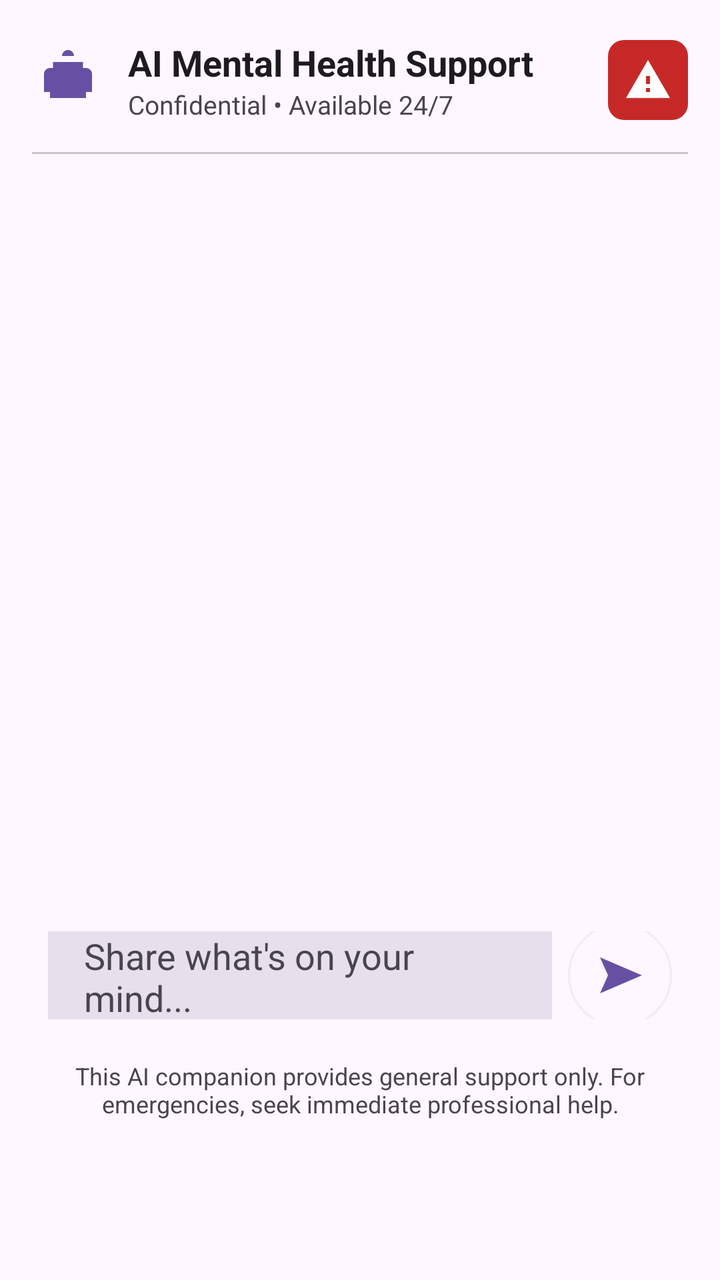
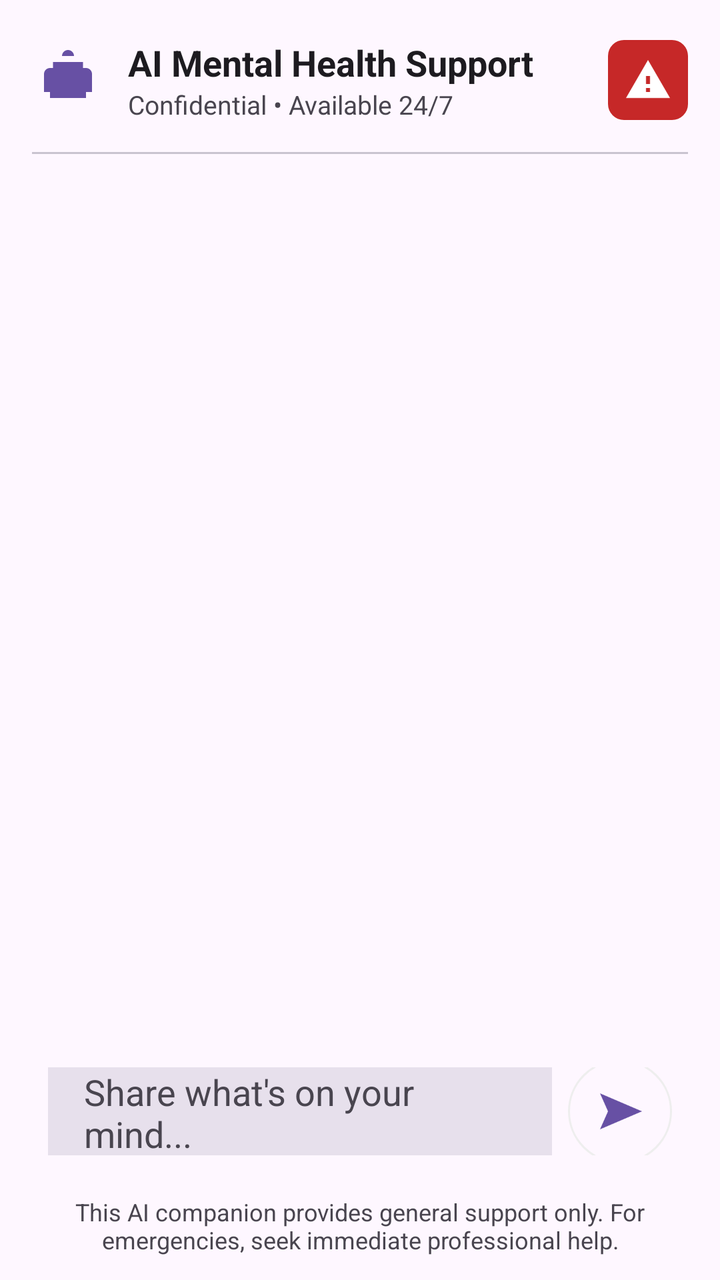

Compare the two renders of this Android layout. The source of the first and the diff that turns it into the second are given below.
<!-- AndroidManifest.xml: application theme Theme.ThodaSukoon -->
<!-- res/layout/fragment_ai_support.xml -->
<?xml version="1.0" encoding="utf-8"?>
<RelativeLayout xmlns:android="http://schemas.android.com/apk/res/android"
    xmlns:app="http://schemas.android.com/apk/res-auto"
    xmlns:tools="http://schemas.android.com/tools"
    android:layout_width="match_parent"
    android:layout_height="match_parent"
    tools:context=".AiSupport">

    <LinearLayout
        android:id="@+id/ai_root"
        android:layout_width="match_parent"
        android:layout_height="match_parent"
        android:orientation="vertical"
        android:background="?attr/colorSurface"
        android:paddingLeft="16dp"
        android:paddingRight="16dp"
        android:paddingTop="12dp"
        android:paddingBottom="80dp">

        
        <LinearLayout
            android:layout_width="match_parent"
            android:layout_height="56dp"
            android:orientation="horizontal"
            android:gravity="center_vertical">

            <ImageView
                android:layout_width="36dp"
                android:layout_height="36dp"
                android:src="@drawable/ic_bot"
                android:contentDescription="bot icon"
                app:tint="?attr/colorPrimary" />

            <LinearLayout
                android:layout_width="0dp"
                android:layout_height="wrap_content"
                android:orientation="vertical"
                android:layout_weight="1"
                android:paddingLeft="12dp">

                <TextView
                    android:id="@+id/tvTitle"
                    android:layout_width="wrap_content"
                    android:layout_height="wrap_content"
                    android:text="AI Mental Health Support"
                    android:textSize="18sp"
                    android:textStyle="bold"
                    android:textColor="?attr/colorOnSurface" />

                <TextView
                    android:id="@+id/tvSubtitle"
                    android:layout_width="wrap_content"
                    android:layout_height="wrap_content"
                    android:text="Confidential • Available 24/7"
                    android:textSize="13sp"
                    android:textColor="?attr/colorOnSurfaceVariant" />
            </LinearLayout>

            <ImageButton
                android:id="@+id/btnAlert"
                android:layout_width="40dp"
                android:layout_height="40dp"
                android:background="@drawable/alert_circle_bg"
                android:padding="8dp"
                android:src="@drawable/ic_crisis"
                android:contentDescription="alert"
                app:tint="@android:color/white" />
        </LinearLayout>

        
        <View
            android:layout_width="match_parent"
            android:layout_height="1dp"
            android:background="?attr/colorOutlineVariant"
            android:layout_marginTop="8dp"
            android:layout_marginBottom="8dp"/>

        
        <androidx.recyclerview.widget.RecyclerView
            android:id="@+id/rvMessages"
            android:layout_width="match_parent"
            android:layout_height="0dp"
            android:layout_weight="1"
            android:clipToPadding="false"
            android:paddingTop="8dp"
            android:paddingBottom="8dp" />

        
        <LinearLayout
            android:id="@+id/input_bar"
            android:layout_width="match_parent"
            android:layout_height="60dp"
            android:orientation="horizontal"
            android:gravity="center_vertical"
            android:padding="8dp"
            android:layout_marginBottom="8dp">

            <LinearLayout
                android:layout_width="0dp"
                android:layout_height="match_parent"
                android:layout_weight="1"
                android:orientation="horizontal"
                android:gravity="center_vertical"
                android:background="?attr/colorSurfaceVariant"
                android:paddingLeft="18dp"
                android:paddingRight="12dp">

                <EditText
                    android:id="@+id/etMessage"
                    android:layout_width="match_parent"
                    android:layout_height="wrap_content"
                    android:hint="Share what's on your mind..."
                    android:background="?attr/colorSurfaceVariant"
                    android:imeOptions="actionSend"
                    android:inputType="textMultiLine"
                    android:maxLines="3"
                    android:textColor="?attr/colorOnSurface"
                    android:textColorHint="?attr/colorOnSurfaceVariant"/>
            </LinearLayout>

            <ImageButton
                android:id="@+id/btnSend"
                android:layout_width="52dp"
                android:layout_height="52dp"
                android:layout_marginLeft="8dp"
                android:background="@drawable/circle_icon_bg"
                android:src="@drawable/ic_send"
                android:clickable="true"
                android:foreground="?attr/selectableItemBackground"
                android:contentDescription="send"
                app:tint="?attr/colorPrimary" />
        </LinearLayout>

        
        <TextView
            android:id="@+id/tvNote"
            android:layout_width="match_parent"
            android:layout_height="wrap_content"
            android:text="This AI companion provides general support only. For emergencies, seek immediate professional help."
            android:textSize="12sp"
            android:textColor="?attr/colorOnSurfaceVariant"
            android:gravity="center"
            android:layout_marginTop="4dp"/>
    </LinearLayout>
</RelativeLayout>
<!-- resources referenced by this layout -->
<resources>
  <!-- drawable alert_circle_bg (drawable) -->
  <shape xmlns:android="http://schemas.android.com/apk/res/android" android:shape="rectangle">
      <solid android:color="#C62828"/>
      <corners android:radius="8dp"/>
  </shape>
  <!-- drawable circle_icon_bg (drawable) -->
  <shape xmlns:android="http://schemas.android.com/apk/res/android" android:shape="oval">
      <solid android:color="?attr/colorSurface"/>
      <size android:width="52dp" android:height="52dp"/>
      <stroke android:width="1dp" android:color="#EEEEEE"/>
  </shape>
  <!-- drawable ic_bot (drawable) -->
  <vector xmlns:android="http://schemas.android.com/apk/res/android"
      android:width="24dp" android:height="24dp"
      android:viewportWidth="24" android:viewportHeight="24">
      <path android:fillColor="#000000"
          android:pathData="M12,2c-1.1,0 -2,0.9 -2,2h4c0,-1.1 -0.9,-2 -2,-2zM7,6v2H6c-1.1,0 -2,0.9 -2,2v6h2v2h12v-2h2v-6c0,-1.1 -0.9,-2 -2,-2h-1V6H7zM9,12c-0.55,0 -1,0.45 -1,1s0.45,1 1,1 1,-0.45 1,-1 -0.45,-1 -1,-1zm6,0c-0.55,0 -1,0.45 -1,1s0.45,1 1,1 1,-0.45 1,-1 -0.45,-1 -1,-1z"/>
  </vector>
  <!-- drawable ic_crisis (drawable) -->
  <vector xmlns:android="http://schemas.android.com/apk/res/android"
      android:width="24dp"
      android:height="24dp"
      android:viewportWidth="24"
      android:viewportHeight="24"
      android:tint="?attr/colorControlNormal">
  
      
      <path
          android:fillColor="@android:color/black"
          android:pathData="M1,21h22L12,2 1,21zM13,18h-2v-2h2v2zm0,-4h-2v-4h2v4z"/>
  </vector>
  <!-- drawable ic_send (drawable) -->
  <vector xmlns:android="http://schemas.android.com/apk/res/android"
      android:width="24dp" android:height="24dp"
      android:viewportWidth="24" android:viewportHeight="24">
      <path android:fillColor="#000000"
          android:pathData="M2,21l21,-9L2,3l4,9  -4,9z"/>
  </vector>
  <style name="Theme.ThodaSukoon" parent="Base.Theme.ThodaSukoon" />
  <style name="Base.Theme.ThodaSukoon" parent="Theme.Material3.DayNight.NoActionBar">
          
          
      </style>
</resources>

<!-- the commit's change to res/layout/fragment_ai_support.xml (unified diff, before → after) -->
@@ -15,7 +15,7 @@
         android:paddingLeft="16dp"
         android:paddingRight="16dp"
         android:paddingTop="12dp"
-        android:paddingBottom="80dp">
+        android:paddingBottom="12dp">
 
         
         <LinearLayout
@@ -79,7 +79,7 @@
         <androidx.recyclerview.widget.RecyclerView
             android:id="@+id/rvMessages"
             android:layout_width="match_parent"
-            android:layout_height="0dp"
+            android:layout_height="422dp"
             android:layout_weight="1"
             android:clipToPadding="false"
             android:paddingTop="8dp"
@@ -136,10 +136,10 @@
             android:id="@+id/tvNote"
             android:layout_width="match_parent"
             android:layout_height="wrap_content"
+            android:layout_marginTop="4dp"
+            android:gravity="center"
             android:text="This AI companion provides general support only. For emergencies, seek immediate professional help."
-            android:textSize="12sp"
             android:textColor="?attr/colorOnSurfaceVariant"
-            android:gravity="center"
-            android:layout_marginTop="4dp"/>
+            android:textSize="12sp" />
     </LinearLayout>
 </RelativeLayout>
